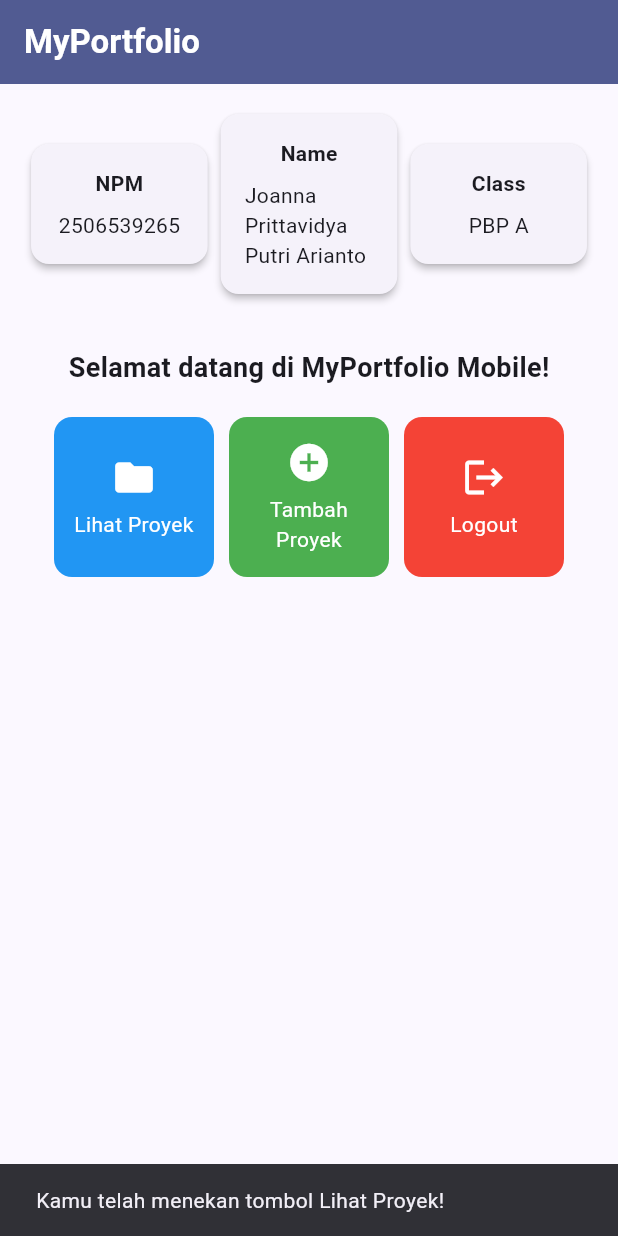
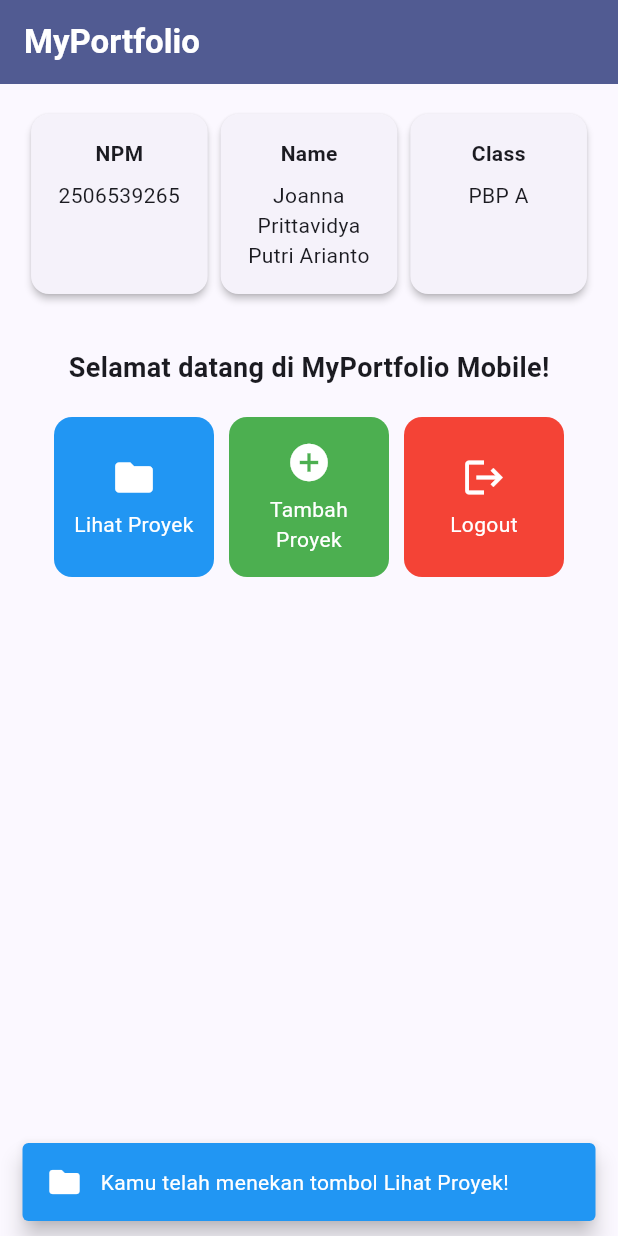
Before and after one commit to prittavidya/myportofolio_mobile, a Flutter app: the screen it shows after launch, after a tap on "Lihat Proyek", on a phone screen of 412 x 824 dp. Run offline on Flutter 3.47's test engine with Material 3 defaults, Android fonts, the phone set to English and light mode, and no system bars.

Commit message:
feat: improve home UI with scrollable layout, equal-height InfoCards, and colored SnackBar

```diff
--- a/lib/menu.dart
+++ b/lib/menu.dart
@@ -36,19 +36,26 @@ class MyHomePage extends StatelessWidget {
         ),
         backgroundColor: Theme.of(context).colorScheme.primary,
       ),
-      body: Padding(
+      // SingleChildScrollView mencegah overflow pada layar kecil
+      // atau saat orientasi landscape.
+      body: SingleChildScrollView(
         padding: const EdgeInsets.all(16.0),
         child: Column(
           crossAxisAlignment: CrossAxisAlignment.center,
           children: [
-            // Baris kartu identitas pemilik portofolio.
-            Row(
+            // Baris kartu identitas pemilik portofolio. IntrinsicHeight +
+            // stretch membuat ketiga kartu setinggi kartu tertinggi
+            // (kartu Name bisa lebih tinggi karena nama yang panjang).
+            IntrinsicHeight(
+              child: Row(
                 mainAxisAlignment: MainAxisAlignment.spaceEvenly,
+                crossAxisAlignment: CrossAxisAlignment.stretch,
                 children: [
                   InfoCard(title: 'NPM', content: npm),
                   InfoCard(title: 'Name', content: nama),
                   InfoCard(title: 'Class', content: kelas),
                 ],
+              ),
             ),
             const SizedBox(height: 16.0),
             Center(
@@ -64,9 +71,11 @@ class MyHomePage extends StatelessWidget {
                       ),
                     ),
                   ),
-                  // Grid tombol aksi, tiga kolom per baris.
+                  // Grid tombol aksi, tiga kolom per baris. Scroll grid
+                  // dimatikan karena sudah ditangani SingleChildScrollView.
                   GridView.count(
-                    primary: true,
+                    primary: false,
+                    physics: const NeverScrollableScrollPhysics(),
                     padding: const EdgeInsets.all(20),
                     crossAxisSpacing: 10,
                     mainAxisSpacing: 10,
--- a/lib/widgets/info_card.dart
+++ b/lib/widgets/info_card.dart
@@ -30,7 +30,7 @@ class InfoCard extends StatelessWidget {
               style: const TextStyle(fontWeight: FontWeight.bold),
             ),
             const SizedBox(height: 8.0),
-            Text(content),
+            Text(content, textAlign: TextAlign.center),
           ],
         ),
       ),
--- a/lib/widgets/item_card.dart
+++ b/lib/widgets/item_card.dart
@@ -26,7 +26,22 @@ class ItemCard extends StatelessWidget {
             ..hideCurrentSnackBar()
             ..showSnackBar(
               SnackBar(
-                content: Text("Kamu telah menekan tombol ${item.name}!"),
+                // Warna SnackBar mengikuti warna tombol agar umpan balik
+                // terasa terhubung dengan tombol yang ditekan.
+                backgroundColor: item.color,
+                behavior: SnackBarBehavior.floating,
+                content: Row(
+                  children: [
+                    Icon(item.icon, color: Colors.white),
+                    const SizedBox(width: 12),
+                    Expanded(
+                      child: Text(
+                        "Kamu telah menekan tombol ${item.name}!",
+                        style: const TextStyle(color: Colors.white),
+                      ),
+                    ),
+                  ],
+                ),
               ),
             );
         },
```
Lines whose indentation alone changed are shown as unchanged.
